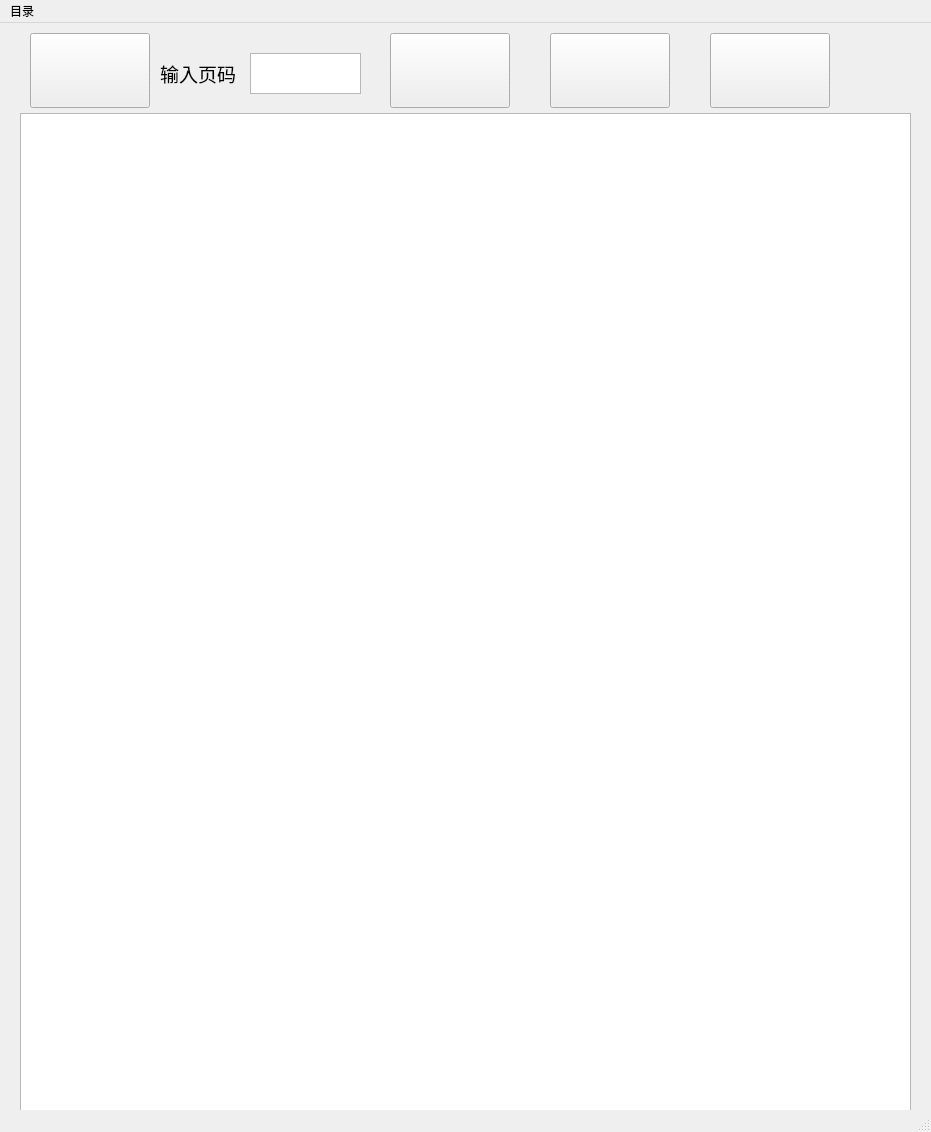
The window that find_page.ui (CuteWans/NovelSpider) describes before a commit, drawn with Qt 5.
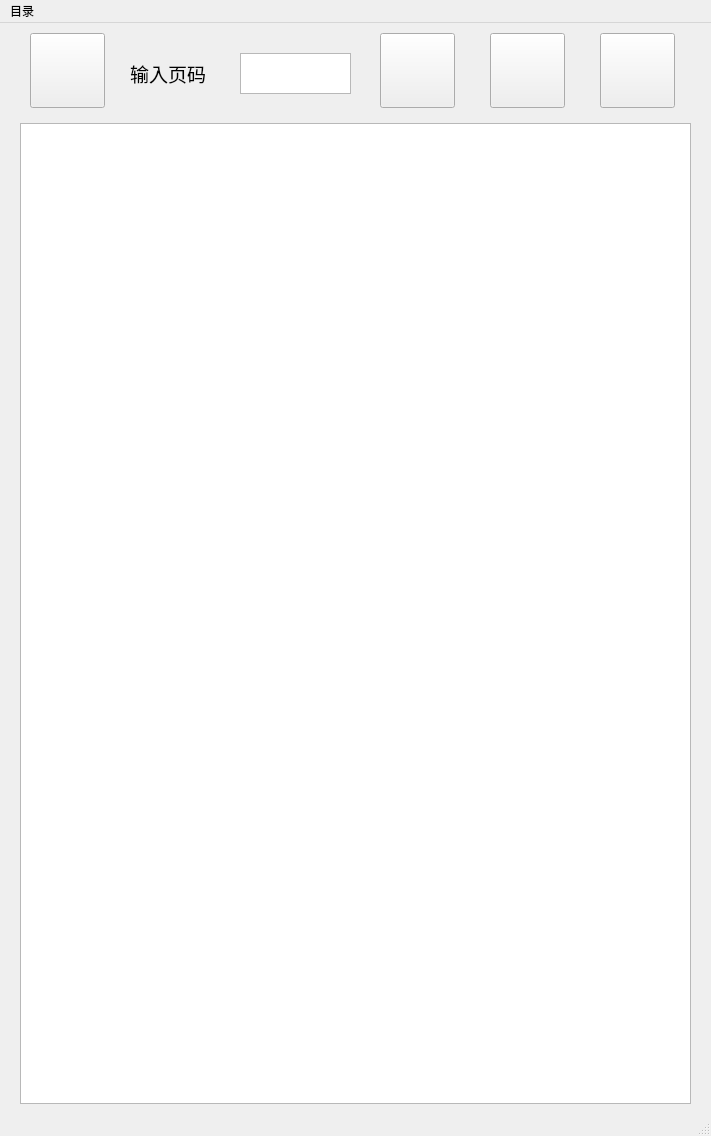
The same window after the commit. Icons and pictures are not drawn.

Diff of the .ui file:
```diff
--- a/find_page.ui
+++ b/find_page.ui
@@ -6,8 +6,8 @@
    <rect>
     <x>0</x>
     <y>0</y>
-    <width>931</width>
-    <height>1132</height>
+    <width>711</width>
+    <height>1136</height>
    </rect>
   </property>
   <property name="windowTitle">
@@ -18,11 +18,16 @@
     <property name="geometry">
      <rect>
       <x>20</x>
-      <y>90</y>
-      <width>891</width>
-      <height>1041</height>
+      <y>100</y>
+      <width>671</width>
+      <height>981</height>
      </rect>
     </property>
+    <property name="font">
+     <font>
+      <pointsize>13</pointsize>
+     </font>
+    </property>
     <property name="styleSheet">
      <string notr="true">background-image:url(:/pic/img-1620305930904f33138164c08c37468e6b15ad6be398c.jpg);
 </string>
@@ -31,7 +36,7 @@
    <widget class="QTextEdit" name="textEdit">
     <property name="geometry">
      <rect>
-      <x>250</x>
+      <x>240</x>
       <y>30</y>
       <width>111</width>
       <height>41</height>
@@ -50,7 +55,7 @@
    <widget class="QLabel" name="label">
     <property name="geometry">
      <rect>
-      <x>160</x>
+      <x>130</x>
       <y>30</y>
       <width>91</width>
       <height>41</height>
@@ -75,9 +80,9 @@
    <widget class="QPushButton" name="pushButton">
     <property name="geometry">
      <rect>
-      <x>390</x>
+      <x>380</x>
       <y>10</y>
-      <width>120</width>
+      <width>75</width>
       <height>75</height>
      </rect>
     </property>
@@ -101,7 +106,7 @@
      <rect>
       <x>30</x>
       <y>10</y>
-      <width>120</width>
+      <width>75</width>
       <height>75</height>
      </rect>
     </property>
@@ -124,9 +129,9 @@
    <widget class="QPushButton" name="pushButton_3">
     <property name="geometry">
      <rect>
-      <x>550</x>
+      <x>490</x>
       <y>10</y>
-      <width>120</width>
+      <width>75</width>
       <height>75</height>
      </rect>
     </property>
@@ -149,9 +154,9 @@
    <widget class="QPushButton" name="pushButton_4">
     <property name="geometry">
      <rect>
-      <x>710</x>
+      <x>600</x>
       <y>10</y>
-      <width>120</width>
+      <width>75</width>
       <height>75</height>
      </rect>
     </property>
@@ -174,7 +179,7 @@
     <rect>
      <x>0</x>
      <y>0</y>
-     <width>931</width>
+     <width>711</width>
      <height>28</height>
     </rect>
    </property>
```
Left out of the diff: 10 changed lines with no effect on the pictures.
